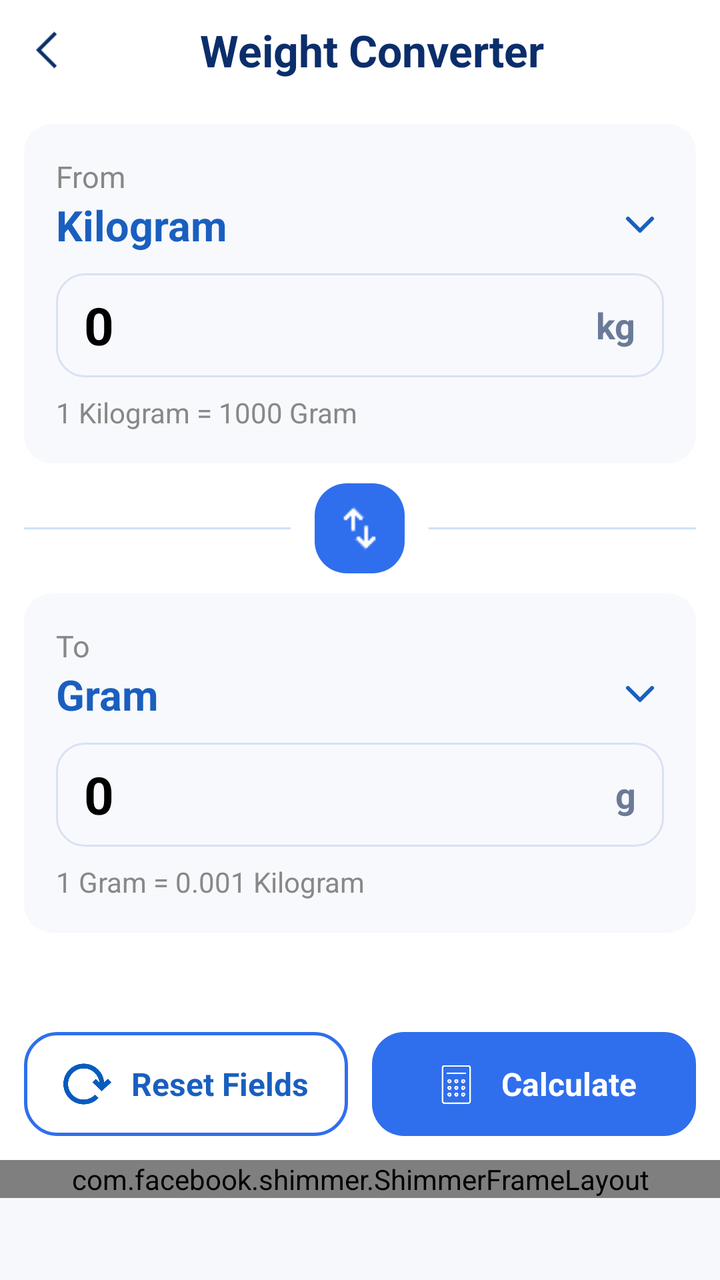
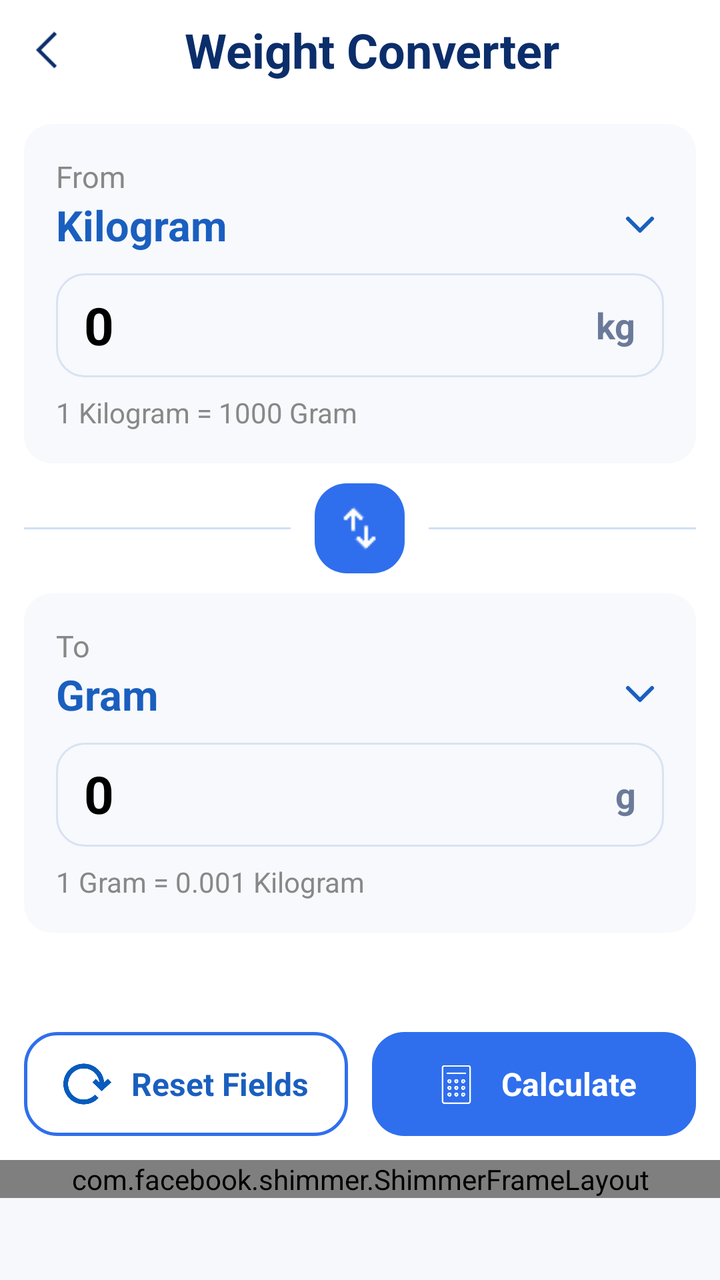

Compare the two renders of this Android layout. The source of the first and the diff that turns it into the second are given below.
<!-- AndroidManifest.xml: application theme Theme.LoanSmart -->
<!-- res/layout/activity_weight_converter.xml -->
<?xml version="1.0" encoding="utf-8"?>
<LinearLayout
    xmlns:android="http://schemas.android.com/apk/res/android"
    xmlns:app="http://schemas.android.com/apk/res-auto"
    android:id="@+id/main"
    android:layout_width="match_parent"
    android:layout_height="match_parent"
    android:background="@color/background_color"
    android:orientation="vertical">

    <com.google.android.material.appbar.MaterialToolbar
        android:id="@+id/headerLayout"
        android:layout_width="match_parent"
        android:layout_height="50dp"
        android:background="@color/background_color"
        android:gravity="center_vertical"
        android:paddingStart="18dp"
        android:paddingEnd="18dp">

        <ImageView
            android:id="@+id/backButton"
            android:layout_width="22dp"
            android:layout_height="30dp"
            android:layout_gravity="center_vertical"
            android:src="@drawable/back_ic"
            app:tint="@color/header_blue_dark" />

        <TextView
            android:layout_width="wrap_content"
            android:layout_height="wrap_content"
            android:layout_gravity="center"
            android:layout_marginStart="12dp"
            android:text="Weight Converter"
            android:textColor="@color/header_blue_dark"
            android:textSize="22sp"
            android:textStyle="bold" />

    </com.google.android.material.appbar.MaterialToolbar>


    <LinearLayout
        android:layout_width="match_parent"
        android:layout_height="0dp"
        android:layout_weight="1"
        android:orientation="vertical"
        android:padding="12dp">

        
        <LinearLayout
            android:layout_width="match_parent"
            android:layout_height="wrap_content"
            android:background="@drawable/cash_fild_bg"
            android:orientation="vertical"
            android:padding="16dp">

            <TextView
                android:layout_width="wrap_content"
                android:layout_height="wrap_content"
                android:text="From"
                android:textColor="@color/grey"
                android:textSize="15sp" />

            <LinearLayout
                android:id="@+id/fromUnitSelector"
                android:layout_width="match_parent"
                android:layout_height="wrap_content"
                android:background="?attr/selectableItemBackground"
                android:clickable="true"
                android:focusable="true"
                android:gravity="center_vertical"
                android:orientation="horizontal">

                <TextView
                    android:id="@+id/tvFromUnit"
                    android:layout_width="0dp"
                    android:layout_height="wrap_content"
                    android:layout_weight="1"
                    android:text="Kilogram"
                    android:textColor="@color/header_blue_light"
                    android:textSize="21sp"
                    android:textStyle="bold" />

                <ImageView
                    android:layout_width="24dp"
                    android:layout_height="24dp"
                    android:src="@drawable/ic_dropdown"
                    app:tint="@color/header_blue_light" />

            </LinearLayout>

            <LinearLayout
                android:layout_width="match_parent"
                android:layout_height="52dp"
                android:layout_marginTop="10dp"
                android:background="@drawable/bg_input_field"
                android:gravity="center_vertical"
                android:orientation="horizontal"
                android:paddingStart="14dp"
                android:paddingEnd="14dp">

                <EditText
                    android:id="@+id/etFrom"
                    android:layout_width="0dp"
                    android:layout_height="match_parent"
                    android:layout_weight="1"
                    android:background="@null"
                    android:hint="0"
                    android:inputType="numberDecimal"
                    android:text="0"
                    android:textColor="@color/text_color"
                    android:textSize="26sp"
                    android:textStyle="bold" />

                <TextView
                    android:id="@+id/tvFromSymbol"
                    android:layout_width="wrap_content"
                    android:layout_height="wrap_content"
                    android:text="kg"
                    android:textColor="#6B7A99"
                    android:textSize="18sp"
                    android:textStyle="bold" />

            </LinearLayout>

            <TextView
                android:id="@+id/tvFromInfo"
                android:layout_width="wrap_content"
                android:layout_height="wrap_content"
                android:layout_marginTop="8dp"
                android:text="1 Kilogram = 1000 Gram"
                android:textColor="@color/grey"
                android:textSize="14sp" />

        </LinearLayout>


        <LinearLayout
            android:layout_width="match_parent"
            android:layout_height="wrap_content"
            android:layout_marginTop="10dp"
            android:layout_marginBottom="10dp"
            android:gravity="center_vertical"
            android:orientation="horizontal">

            <View
                android:layout_width="0dp"
                android:layout_height="1dp"
                android:layout_weight="1"
                android:background="#CFE0F7" />

            <FrameLayout
                android:id="@+id/btnSwap"
                android:layout_width="45dp"
                android:layout_height="45dp"
                android:layout_marginStart="12dp"
                android:layout_marginEnd="12dp"
                android:background="@drawable/bg_button_primary"
                android:clickable="true"
                android:focusable="true">

                <ImageView
                    android:layout_width="25dp"
                    android:layout_height="25dp"
                    android:layout_gravity="center"
                    android:src="@drawable/swap_ic"
                    android:contentDescription="Swap units"
                    app:tint="#FFFFFF" />

            </FrameLayout>

            <View
                android:layout_width="0dp"
                android:layout_height="1dp"
                android:layout_weight="1"
                android:background="#CFE0F7" />

        </LinearLayout>


        
        <LinearLayout
            android:layout_width="match_parent"
            android:layout_height="wrap_content"
            android:background="@drawable/cash_fild_bg"
            android:orientation="vertical"
            android:padding="16dp">

            <TextView
                android:layout_width="wrap_content"
                android:layout_height="wrap_content"
                android:text="To"
                android:textColor="@color/grey"
                android:textSize="15sp" />

            <LinearLayout
                android:id="@+id/toUnitSelector"
                android:layout_width="match_parent"
                android:layout_height="wrap_content"
                android:background="?attr/selectableItemBackground"
                android:clickable="true"
                android:focusable="true"
                android:gravity="center_vertical"
                android:orientation="horizontal">

                <TextView
                    android:id="@+id/tvToUnit"
                    android:layout_width="0dp"
                    android:layout_height="wrap_content"
                    android:layout_weight="1"
                    android:text="Gram"
                    android:textColor="@color/header_blue_light"
                    android:textSize="21sp"
                    android:textStyle="bold" />

                <ImageView
                    android:layout_width="24dp"
                    android:layout_height="24dp"
                    android:src="@drawable/ic_dropdown"
                    app:tint="@color/header_blue_light" />

            </LinearLayout>

            <LinearLayout
                android:layout_width="match_parent"
                android:layout_height="52dp"
                android:layout_marginTop="10dp"
                android:background="@drawable/bg_input_field"
                android:gravity="center_vertical"
                android:orientation="horizontal"
                android:paddingStart="14dp"
                android:paddingEnd="14dp">

                <EditText
                    android:id="@+id/etTo"
                    android:layout_width="0dp"
                    android:layout_height="match_parent"
                    android:layout_weight="1"
                    android:background="@null"
                    android:hint="0"
                    android:inputType="numberDecimal"
                    android:text="0"
                    android:textColor="@color/text_color"
                    android:textSize="26sp"
                    android:textStyle="bold" />

                <TextView
                    android:id="@+id/tvToSymbol"
                    android:layout_width="wrap_content"
                    android:layout_height="wrap_content"
                    android:text="g"
                    android:textColor="#6B7A99"
                    android:textSize="18sp"
                    android:textStyle="bold" />

            </LinearLayout>

            <TextView
                android:id="@+id/tvToInfo"
                android:layout_width="wrap_content"
                android:layout_height="wrap_content"
                android:layout_marginTop="8dp"
                android:text="1 Gram = 0.001 Kilogram"
                android:textColor="@color/grey"
                android:textSize="14sp" />

        </LinearLayout>

        
        <View
            android:layout_width="match_parent"
            android:layout_height="0dp"
            android:layout_weight="1"
            android:minHeight="48dp" />

        
        <LinearLayout
            android:layout_width="match_parent"
            android:layout_height="wrap_content"
            android:layout_marginTop="16dp"
            android:orientation="horizontal">

            <LinearLayout
                android:id="@+id/btnReset"
                android:layout_width="0dp"
                android:layout_height="52dp"
                android:layout_marginEnd="6dp"
                android:layout_weight="1"
                android:background="@drawable/bg_button_outline"
                android:clickable="true"
                android:focusable="true"
                android:gravity="center"
                android:orientation="horizontal">

                <ImageView
                    android:layout_width="24dp"
                    android:layout_height="24dp"
                    android:src="@drawable/reset_ic" />

                <TextView
                    android:layout_width="wrap_content"
                    android:layout_height="wrap_content"
                    android:layout_marginStart="10dp"
                    android:text="Reset Fields"
                    android:textColor="@color/header_blue_light"
                    android:textSize="16sp"
                    android:textStyle="bold" />

            </LinearLayout>

            <LinearLayout
                android:id="@+id/btnCalculate"
                android:layout_width="0dp"
                android:layout_height="52dp"
                android:layout_marginStart="6dp"
                android:layout_weight="1"
                android:background="@drawable/bg_button_primary"
                android:clickable="true"
                android:focusable="true"
                android:gravity="center"
                android:orientation="horizontal">

                <ImageView
                    android:layout_width="25dp"
                    android:layout_height="25dp"
                    android:src="@drawable/calculator_ic"
                    app:tint="@color/white" />

                <TextView
                    android:layout_width="wrap_content"
                    android:layout_height="wrap_content"
                    android:layout_marginStart="10dp"
                    android:text="Calculate"
                    android:textColor="@color/white"
                    android:textSize="16sp"
                    android:textStyle="bold" />

            </LinearLayout>

        </LinearLayout>

    </LinearLayout>
    <FrameLayout
        android:id="@+id/bannerContainer"
        android:layout_width="match_parent"
        android:layout_height="60dp"
        android:background="@color/screen_bg"
        android:gravity="center">

        <include
            layout="@layout/banner_shimmer_layout"
            android:layout_width="match_parent"
            android:layout_height="wrap_content" />
    </FrameLayout>
</LinearLayout>
<!-- res/layout/banner_shimmer_layout.xml (included above) -->
<?xml version="1.0" encoding="utf-8"?>
<com.facebook.shimmer.ShimmerFrameLayout xmlns:android="http://schemas.android.com/apk/res/android"
    xmlns:app="http://schemas.android.com/apk/res-auto"
    xmlns:tools="http://schemas.android.com/tools"
    android:id="@+id/shimmer_banner_container"
    android:layout_width="match_parent"
    android:layout_height="60dp"
    app:shimmer_auto_start="true"
    app:shimmer_base_color="@color/shimer_base_color"
    tools:ignore="MissingClass">

    <androidx.appcompat.widget.LinearLayoutCompat
        android:layout_width="match_parent"
        android:layout_height="match_parent"
        android:background="@color/white"
        android:gravity="center"
        android:orientation="horizontal">

        <androidx.appcompat.widget.AppCompatTextView
            android:layout_width="16dp"
            android:layout_height="16dp"
            android:layout_gravity="top"
            android:layout_marginStart="2dp"
            android:layout_marginTop="2dp"
            android:background="@drawable/ads_icon"
            android:gravity="center"
            android:text="@string/ad"
            android:textColor="@color/white"
            android:textSize="11sp" />

        <androidx.appcompat.widget.AppCompatImageView
            android:layout_width="40dp"
            android:layout_height="40dp"
            android:layout_margin="8dp"
            android:background="@color/lightTransparent"
            android:scaleType="centerCrop"
            tools:ignore="ContentDescription" />

        <androidx.appcompat.widget.LinearLayoutCompat
            android:layout_width="0dp"
            android:layout_height="match_parent"
            android:layout_gravity="center"
            android:layout_marginEnd="5dp"
            android:layout_weight="1"
            android:gravity="center"
            android:orientation="vertical">

            <androidx.appcompat.widget.AppCompatTextView
                android:layout_width="match_parent"
                android:layout_height="wrap_content"
                android:layout_marginTop="5dp"
                android:layout_marginBottom="2dp"
                android:background="@color/lightTransparent"
                android:ellipsize="end"
                android:lines="1"
                android:textColor="@android:color/black"
                android:textSize="15sp" />

            <androidx.appcompat.widget.AppCompatTextView
                android:layout_width="170dp"
                android:layout_height="wrap_content"
                android:layout_gravity="start"
                android:layout_marginTop="2dp"
                android:layout_marginBottom="5dp"
                android:background="@color/lightTransparent"
                android:ellipsize="end"
                android:lines="1"
                android:textColor="@android:color/darker_gray"
                android:textSize="14sp" />

        </androidx.appcompat.widget.LinearLayoutCompat>

        <androidx.appcompat.widget.LinearLayoutCompat
            android:layout_width="100dp"
            android:layout_height="match_parent"
            android:layout_gravity="center"
            android:layout_marginTop="5dp"
            android:layout_marginEnd="5dp"
            android:layout_marginBottom="5dp"
            android:background="@drawable/bg_card_ads"
            android:backgroundTint="@color/lightTransparent"
            android:gravity="center"
            android:textColor="@android:color/white"
            android:textSize="12sp" />

    </androidx.appcompat.widget.LinearLayoutCompat>

</com.facebook.shimmer.ShimmerFrameLayout>
<!-- resources referenced by this layout -->
<resources>
  <color name="background_color">#FFFFFF</color>
  <color name="grey">#888</color>
  <color name="header_blue_dark">#0B2E6B</color>
  <color name="header_blue_light">#1A5FBF</color>
  <color name="lightTransparent">#16000000</color>
  <color name="screen_bg">#F7F8FC</color>
  <color name="shimer_base_color">#979595</color>
  <color name="text_color">#FF000000</color>
  <color name="white">#FFFFFF</color>
  <!-- drawable ads_icon (drawable) -->
  <?xml version="1.0" encoding="utf-8"?>
  <shape xmlns:android="http://schemas.android.com/apk/res/android">
      <solid android:color="#0E204A" />
      <corners android:radius="16dp" />
  </shape>
  <!-- drawable bg_button_outline (drawable) -->
  <?xml version="1.0" encoding="utf-8"?>
  <shape xmlns:android="http://schemas.android.com/apk/res/android"
      android:shape="rectangle">
  
      <solid android:color="@android:color/transparent" />
  
      <stroke
          android:width="1.5dp"
          android:color="@color/gradient_end" />
  
      <corners android:radius="16dp" />
  
      <padding
          android:left="12dp"
          android:top="8dp"
          android:right="12dp"
          android:bottom="8dp" />
  
  </shape>
  <!-- drawable bg_button_primary (drawable) -->
  <?xml version="1.0" encoding="utf-8"?>
  <shape xmlns:android="http://schemas.android.com/apk/res/android"
      android:shape="rectangle">
  
      <solid android:color="@color/gradient_end" />
  
      <corners android:radius="16dp" />
  
      <padding
          android:left="12dp"
          android:top="8dp"
          android:right="12dp"
          android:bottom="8dp" />
  
  </shape>
  <!-- drawable bg_card_ads (drawable) -->
  <?xml version="1.0" encoding="utf-8"?>
  <shape xmlns:android="http://schemas.android.com/apk/res/android"
      android:shape="rectangle">
      <corners android:radius="10dp" />
      <solid android:color="@color/white" />
      <stroke
          android:width="1dp"
          android:color="@color/white" />
  </shape>
  <!-- drawable bg_input_field (drawable) -->
  <?xml version="1.0" encoding="utf-8"?>
  <shape xmlns:android="http://schemas.android.com/apk/res/android"
      android:shape="rectangle">
  
      <solid android:color="#F7F9FC" />
  
      <stroke
          android:width="1dp"
          android:color="#D9E2F2" />
  
      <corners android:radius="14dp" />
  
      <padding
          android:left="16dp"
          android:top="8dp"
          android:right="16dp"
          android:bottom="8dp" />
  
  </shape>
  <!-- drawable cash_fild_bg (drawable) -->
  <?xml version="1.0" encoding="utf-8"?>
  <shape xmlns:android="http://schemas.android.com/apk/res/android"
      android:shape="rectangle">
  
      <solid android:color="#F7F9FC" />
  
      <corners android:radius="14dp" />
  
      <padding
          android:left="16dp"
          android:top="8dp"
          android:right="16dp"
          android:bottom="8dp" />
  
  </shape>
  <string name="ad">Ad</string>
  <style name="Theme.LoanSmart" parent="Theme.Material3.DayNight.NoActionBar">
        
  
          <item name="colorPrimary">@color/primary_blue</item>
          <item name="colorOnPrimary">@color/white</item>
          <item name="android:statusBarColor">@color/header_blue_light</item>
          <item name="android:windowLightStatusBar">true</item>
          <item name="android:navigationBarColor">@color/white</item>
          <item name="android:windowBackground">@color/white</item>
      </style>
  <color name="gradient_end">#2F6FED</color>
  <color name="primary_blue">#1F6FEB</color>
  <!-- unchanged entries left out for length: 5 -->
</resources>

<!-- the commit's change to res/layout/activity_weight_converter.xml (unified diff, before → after) -->
@@ -30,9 +30,9 @@
             android:layout_height="wrap_content"
             android:layout_gravity="center"
             android:layout_marginStart="12dp"
-            android:text="Weight Converter"
+            android:text="@string/weight_converter"
             android:textColor="@color/header_blue_dark"
-            android:textSize="22sp"
+            android:textSize="24sp"
             android:textStyle="bold" />
 
     </com.google.android.material.appbar.MaterialToolbar>
@@ -45,7 +45,7 @@
         android:orientation="vertical"
         android:padding="12dp">
 
-        
+
         <LinearLayout
             android:layout_width="match_parent"
             android:layout_height="wrap_content"
@@ -56,7 +56,7 @@
             <TextView
                 android:layout_width="wrap_content"
                 android:layout_height="wrap_content"
-                android:text="From"
+                android:text="@string/from"
                 android:textColor="@color/grey"
                 android:textSize="15sp" />
 
@@ -188,7 +188,7 @@
             <TextView
                 android:layout_width="wrap_content"
                 android:layout_height="wrap_content"
-                android:text="To"
+                android:text="@string/to"
                 android:textColor="@color/grey"
                 android:textSize="15sp" />
 
@@ -230,7 +230,7 @@
                 android:paddingStart="14dp"
                 android:paddingEnd="14dp">
 
-                <EditText
+                <TextView
                     android:id="@+id/etTo"
                     android:layout_width="0dp"
                     android:layout_height="match_parent"
@@ -300,7 +300,7 @@
                     android:layout_width="wrap_content"
                     android:layout_height="wrap_content"
                     android:layout_marginStart="10dp"
-                    android:text="Reset Fields"
+                    android:text="@string/reset_fields"
                     android:textColor="@color/header_blue_light"
                     android:textSize="16sp"
                     android:textStyle="bold" />
@@ -329,7 +329,7 @@
                     android:layout_width="wrap_content"
                     android:layout_height="wrap_content"
                     android:layout_marginStart="10dp"
-                    android:text="Calculate"
+                    android:text="@string/calculate"
                     android:textColor="@color/white"
                     android:textSize="16sp"
                     android:textStyle="bold" />
<!-- resource entries referenced after the edit -->
@@ -98,6 +98,11 @@
   
   </shape>
   <string name="ad">Ad</string>
+  <string name="calculate">Calculate</string>
+  <string name="from">From</string>
+  <string name="reset_fields">Reset Fields</string>
+  <string name="to">To</string>
+  <string name="weight_converter">Weight Converter</string>
   <style name="Theme.LoanSmart" parent="Theme.Material3.DayNight.NoActionBar">
         
   
